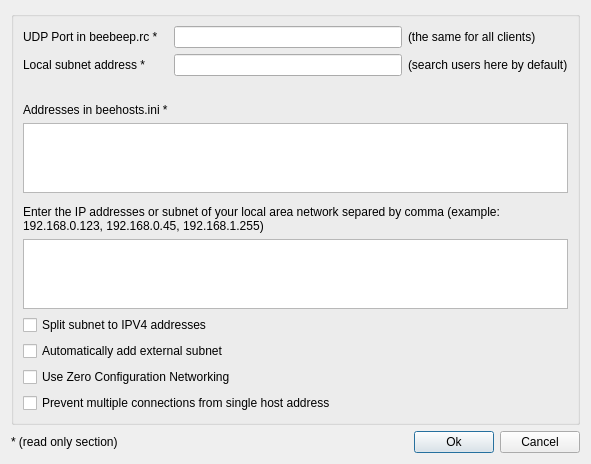
Old version of the form src/GuiSearchUser.ui in the repository hwgao/beebeep.
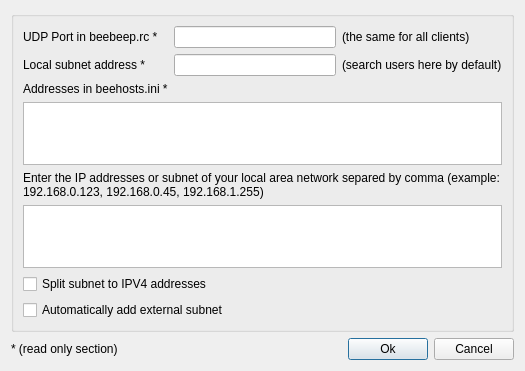
New version of the form.

Patch:
```diff
--- a/src/GuiSearchUser.ui
+++ b/src/GuiSearchUser.ui
@@ -6,8 +6,8 @@
    <rect>
     <x>0</x>
     <y>0</y>
-    <width>591</width>
-    <height>464</height>
+    <width>525</width>
+    <height>362</height>
    </rect>
   </property>
   <property name="sizePolicy">
@@ -185,20 +185,6 @@
         </property>
        </widget>
       </item>
-      <item row="8" column="0" colspan="2">
-       <widget class="QCheckBox" name="mp_cbMDnsResponder">
-        <property name="text">
-         <string>Use Zero Configuration Networking</string>
-        </property>
-       </widget>
-      </item>
-      <item row="9" column="0" colspan="3">
-       <widget class="QCheckBox" name="mp_cbPreventMultipleConnectionsFromSingleHostAddress">
-        <property name="text">
-         <string>Prevent multiple connections from single host address</string>
-        </property>
-       </widget>
-      </item>
      </layout>
     </widget>
    </item>
```
Left out of the diff: 2 changed lines with no effect on the pictures.
